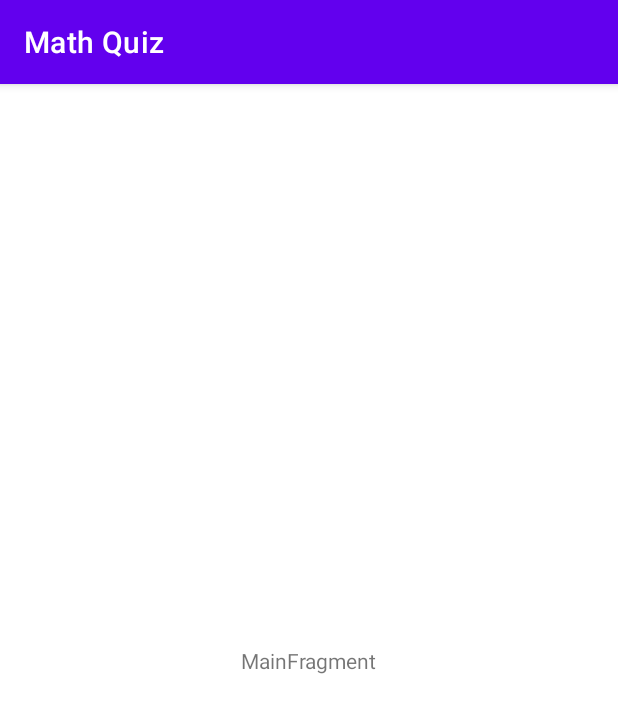
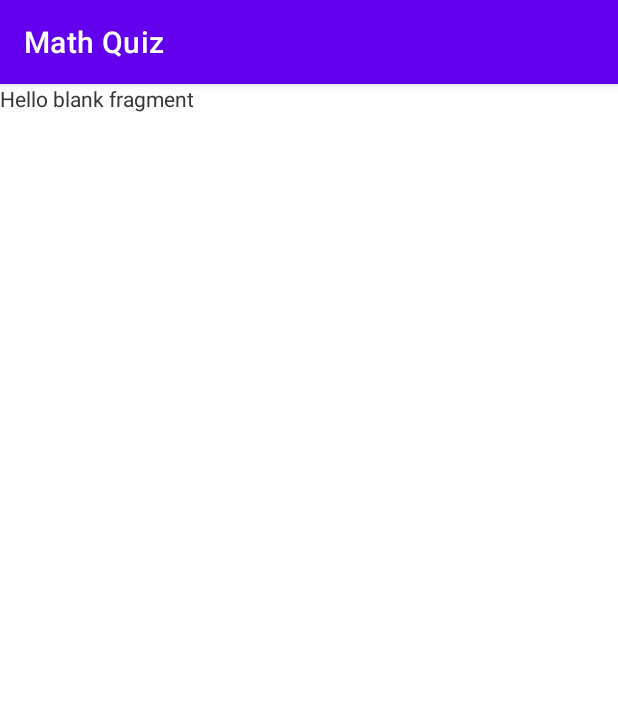
Before and after one commit to cszach/MathQuiz, an Android app: the screen it shows after launch (MainActivity), on a phone screen of 412 x 824 dp. Shown: the top 713 px of the screen. Run offline under Robolectric (Android 15) with nearby library versions, the phone set to English and light mode, and no system bars.

Commit message:
Empty fragments with navigation editor set up

```diff
--- a/app/src/main/java/com/dnguy38/mathquiz/MainActivity.kt
+++ b/app/src/main/java/com/dnguy38/mathquiz/MainActivity.kt
@@ -2,7 +2,6 @@ package com.dnguy38.mathquiz
 
 import androidx.appcompat.app.AppCompatActivity
 import android.os.Bundle
-import com.dnguy38.mathquiz.ui.main.MainFragment
 
 class MainActivity : AppCompatActivity() {
 
@@ -11,7 +10,7 @@ class MainActivity : AppCompatActivity() {
         setContentView(R.layout.activity_main)
         if (savedInstanceState == null) {
             supportFragmentManager.beginTransaction()
-                .replace(R.id.container, MainFragment.newInstance())
+                .replace(R.id.container, WelcomeFragment.newInstance())
                 .commitNow()
         }
     }
--- /dev/null
+++ b/app/src/main/java/com/dnguy38/mathquiz/WelcomeFragment.kt
@@ -0,0 +1,25 @@
+package com.dnguy38.mathquiz
+
+import android.os.Bundle
+import androidx.fragment.app.Fragment
+import android.view.LayoutInflater
+import android.view.View
+import android.view.ViewGroup
+
+class WelcomeFragment : Fragment() {
+    override fun onCreate(savedInstanceState: Bundle?) {
+        super.onCreate(savedInstanceState)
+    }
+
+    override fun onCreateView(
+        inflater: LayoutInflater, container: ViewGroup?,
+        savedInstanceState: Bundle?
+    ): View? {
+        return inflater.inflate(R.layout.fragment_welcome, container, false)
+    }
+
+    companion object {
+        @JvmStatic
+        fun newInstance() = WelcomeFragment()
+    }
+}
--- a/app/src/main/java/com/dnguy38/mathquiz/ui/main/MainFragment.kt
+++ /dev/null
@@ -1,32 +0,0 @@
-package com.dnguy38.mathquiz.ui.main
-
-import androidx.lifecycle.ViewModelProvider
-import android.os.Bundle
-import androidx.fragment.app.Fragment
-import android.view.LayoutInflater
-import android.view.View
-import android.view.ViewGroup
-import com.dnguy38.mathquiz.R
-
-class MainFragment : Fragment() {
-
-    companion object {
-        fun newInstance() = MainFragment()
-    }
-
-    private lateinit var viewModel: MainViewModel
-
-    override fun onCreate(savedInstanceState: Bundle?) {
-        super.onCreate(savedInstanceState)
-        viewModel = ViewModelProvider(this).get(MainViewModel::class.java)
-        // TODO: Use the ViewModel
-    }
-
-    override fun onCreateView(
-        inflater: LayoutInflater, container: ViewGroup?,
-        savedInstanceState: Bundle?
-    ): View {
-        return inflater.inflate(R.layout.fragment_main, container, false)
-    }
-
-}
--- a/app/src/main/res/layout/activity_main.xml
+++ b/app/src/main/res/layout/activity_main.xml
@@ -1,7 +1,17 @@
 <?xml version="1.0" encoding="utf-8"?>
 <FrameLayout xmlns:android="http://schemas.android.com/apk/res/android"
     xmlns:tools="http://schemas.android.com/tools"
+    xmlns:app="http://schemas.android.com/apk/res-auto"
     android:id="@+id/container"
     android:layout_width="match_parent"
     android:layout_height="match_parent"
-    tools:context=".MainActivity" />
+    tools:context=".MainActivity">
+
+    <androidx.fragment.app.FragmentContainerView
+        android:id="@+id/navHostFragment"
+        android:name="androidx.navigation.fragment.NavHostFragment"
+        android:layout_width="match_parent"
+        android:layout_height="match_parent"
+        app:defaultNavHost="true"
+        app:navGraph="@navigation/nav_graph" />
+</FrameLayout>
--- a/app/src/main/res/layout/fragment_main.xml
+++ /dev/null
@@ -1,20 +0,0 @@
-<?xml version="1.0" encoding="utf-8"?>
-<androidx.constraintlayout.widget.ConstraintLayout xmlns:android="http://schemas.android.com/apk/res/android"
-    xmlns:app="http://schemas.android.com/apk/res-auto"
-    xmlns:tools="http://schemas.android.com/tools"
-    android:id="@+id/main"
-    android:layout_width="match_parent"
-    android:layout_height="match_parent"
-    tools:context=".ui.main.MainFragment">
-
-    <TextView
-        android:id="@+id/message"
-        android:layout_width="wrap_content"
-        android:layout_height="wrap_content"
-        android:text="MainFragment"
-        app:layout_constraintBottom_toBottomOf="parent"
-        app:layout_constraintEnd_toEndOf="parent"
-        app:layout_constraintStart_toStartOf="parent"
-        app:layout_constraintTop_toTopOf="parent" />
-
-</androidx.constraintlayout.widget.ConstraintLayout>
--- /dev/null
+++ b/app/src/main/res/layout/fragment_welcome.xml
@@ -0,0 +1,14 @@
+<?xml version="1.0" encoding="utf-8"?>
+<FrameLayout xmlns:android="http://schemas.android.com/apk/res/android"
+    xmlns:tools="http://schemas.android.com/tools"
+    android:layout_width="match_parent"
+    android:layout_height="match_parent"
+    tools:context=".WelcomeFragment">
+
+    <!-- TODO: Update blank fragment layout -->
+    <TextView
+        android:layout_width="match_parent"
+        android:layout_height="match_parent"
+        android:text="@string/hello_blank_fragment" />
+
+</FrameLayout>
--- /dev/null
+++ b/app/src/main/res/navigation/nav_graph.xml
@@ -0,0 +1,58 @@
+<?xml version="1.0" encoding="utf-8"?>
+<navigation xmlns:android="http://schemas.android.com/apk/res/android"
+    xmlns:app="http://schemas.android.com/apk/res-auto"
+    xmlns:tools="http://schemas.android.com/tools"
+    android:id="@+id/nav_graph"
+    app:startDestination="@id/welcomeFragment">
+
+    <fragment
+        android:id="@+id/welcomeFragment"
+        android:name="com.dnguy38.mathquiz.WelcomeFragment"
+        android:label="fragment_welcome"
+        tools:layout="@layout/fragment_welcome" >
+        <action
+            android:id="@+id/action_welcomeFragment_to_configurationFragment"
+            app:destination="@id/configurationFragment" />
+        <action
+            android:id="@+id/action_welcomeFragment_to_settingsFragment"
+            app:destination="@id/settingsFragment" />
+        <action
+            android:id="@+id/action_welcomeFragment_to_statisticsFragment"
+            app:destination="@id/statisticsFragment" />
+    </fragment>
+    <fragment
+        android:id="@+id/configurationFragment"
+        android:name="com.dnguy38.mathquiz.ConfigurationFragment"
+        android:label="fragment_configuration"
+        tools:layout="@layout/fragment_configuration" >
+        <action
+            android:id="@+id/action_configurationFragment_to_gameFragment"
+            app:destination="@id/gameFragment" />
+    </fragment>
+    <fragment
+        android:id="@+id/gameFragment"
+        android:name="com.dnguy38.mathquiz.GameFragment"
+        android:label="fragment_game"
+        tools:layout="@layout/fragment_game" >
+        <action
+            android:id="@+id/action_gameFragment_to_welcomeFragment"
+            app:destination="@id/welcomeFragment" />
+    </fragment>
+    <fragment
+        android:id="@+id/settingsFragment"
+        android:name="com.dnguy38.mathquiz.SettingsFragment"
+        android:label="SettingsFragment" >
+        <action
+            android:id="@+id/action_settingsFragment_to_welcomeFragment"
+            app:destination="@id/welcomeFragment" />
+    </fragment>
+    <fragment
+        android:id="@+id/statisticsFragment"
+        android:name="com.dnguy38.mathquiz.StatisticsFragment"
+        android:label="fragment_statistics"
+        tools:layout="@layout/fragment_statistics" >
+        <action
+            android:id="@+id/action_statisticsFragment_to_welcomeFragment"
+            app:destination="@id/welcomeFragment" />
+    </fragment>
+</navigation>
```
Also changed, not shown: app/src/main/java/com/dnguy38/mathquiz/ConfigurationFragment.kt (added, +25 -0 lines), app/src/main/java/com/dnguy38/mathquiz/GameFragment.kt (added, +25 -0 lines), app/src/main/java/com/dnguy38/mathquiz/SettingsFragment.kt (added, +11 -0 lines), app/src/main/java/com/dnguy38/mathquiz/StatisticsFragment.kt (added, +25 -0 lines), app/src/main/res/layout/fragment_configuration.xml (added, +14 -0 lines), app/src/main/res/layout/fragment_game.xml (added, +14 -0 lines), app/src/main/res/layout/fragment_statistics.xml (added, +14 -0 lines), app/src/main/res/values/arrays.xml (added, +12 -0 lines), app/src/main/res/values/strings.xml (+16 -0 lines), app/src/main/res/xml/root_preferences.xml (added, +35 -0 lines).
